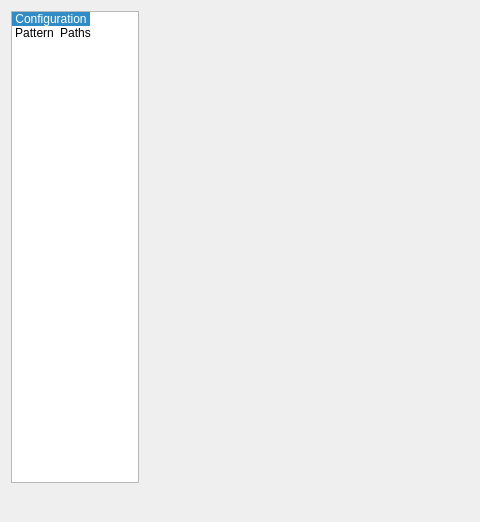
Old version of the form src/app/valentina/dialogs/dialogpreferences.ui in the repository dismine/valentina; both pictures show x 0 to 480 and y 0 to 522 of the 827 by 522 pixel window.
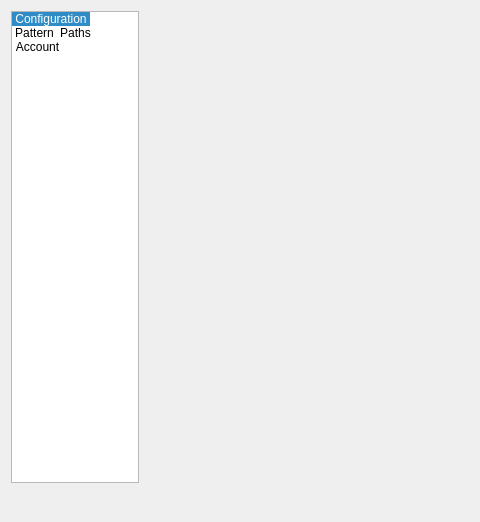
New version of the form. Icons and pictures are not drawn.

Diff of the .ui file:
```diff
--- a/src/app/valentina/dialogs/dialogpreferences.ui
+++ b/src/app/valentina/dialogs/dialogpreferences.ui
@@ -100,6 +100,21 @@
          <set>ItemIsSelectable|ItemIsUserCheckable|ItemIsEnabled</set>
         </property>
        </item>
+       <item>
+        <property name="text">
+         <string>Account</string>
+        </property>
+        <property name="textAlignment">
+         <set>AlignCenter</set>
+        </property>
+        <property name="icon">
+         <iconset resource="../../../libs/vmisc/share/resources/icon.qrc">
+          <normaloff>:/icon/config.png</normaloff>:/icon/config.png</iconset>
+        </property>
+        <property name="flags">
+         <set>ItemIsSelectable|ItemIsUserCheckable|ItemIsEnabled</set>
+        </property>
+       </item>
       </widget>
      </item>
      <item>
```
